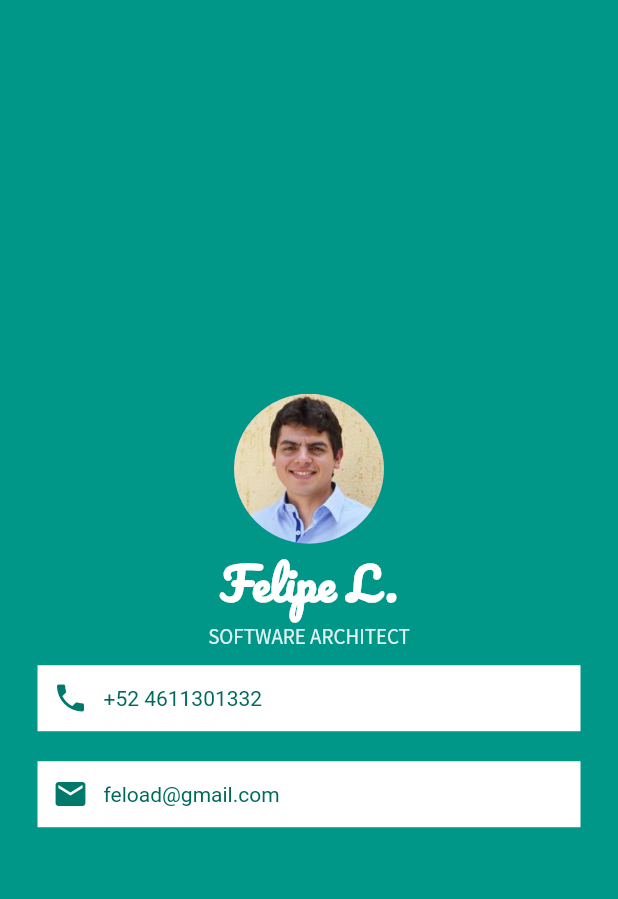
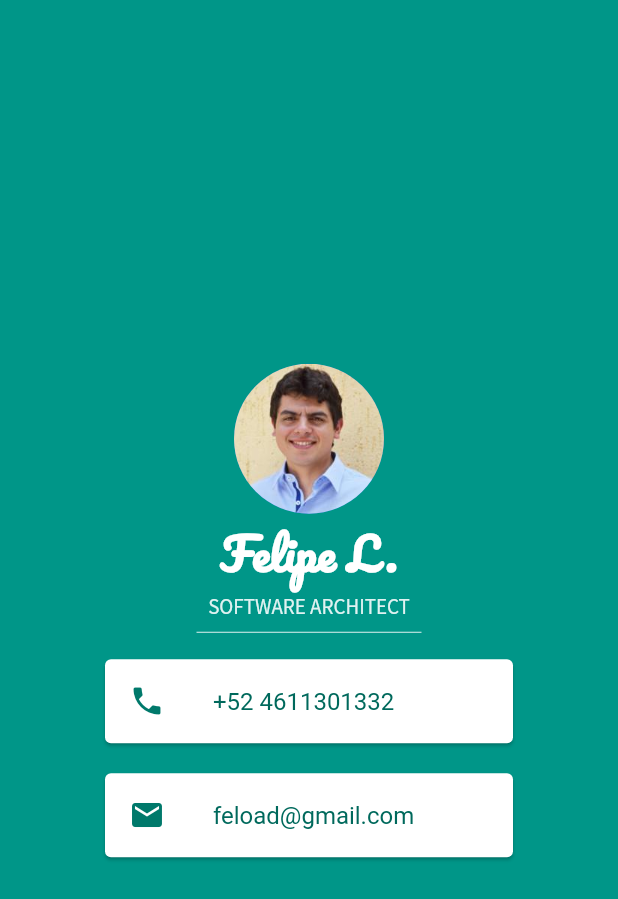
Before and after one commit to feload/flutter_bootcamp, a Flutter app: the screen it shows after launch, on a phone screen of 412 x 824 dp. Shown: the top 899 px of the screen. Run offline on Flutter 3.47's test engine with Material 2 defaults, Android fonts, the phone set to English and light mode, and no system bars.

Commit message:
Add email and phone with cards

```diff
--- a/mi_card_flutter/lib/main.dart
+++ b/mi_card_flutter/lib/main.dart
@@ -39,6 +39,32 @@ class MyApp extends StatelessWidget {
                       fontFamily: "Source Sans Pro"
                     )
                   ),
+                  SizedBox(
+                    width: 150.0,
+                    child: Divider(color: Colors.teal[50],),
+                  ),
+                  Card(
+                    margin: EdgeInsets.symmetric(vertical: 10.0, horizontal: 70.0),
+                    child: ListTile(
+                      leading: Icon(Icons.phone, color: Colors.teal[700],),
+                      title: Text("+52 4611301332",
+                        style: TextStyle(
+                          color: Colors.teal[800]
+                        )
+                      ),
+                    ),
+                  ),
+                  Card(
+                    margin: EdgeInsets.symmetric(vertical: 10.0, horizontal: 70.0),
+                    child: ListTile(
+                      leading: Icon(Icons.email, color: Colors.teal[700],),
+                      title: Text("feload@gmail.com",
+                        style: TextStyle(
+                          color: Colors.teal[800]),
+                        ),
+                    ),
+                  )
+                  /*
                   Container(
                     padding: EdgeInsets.all(10.0),
                     color: Colors.white,
@@ -69,7 +95,7 @@ class MyApp extends StatelessWidget {
                           )
                       ],
                     ),
-                  )
+                  )*/
                 ],
               )
             ],
```
